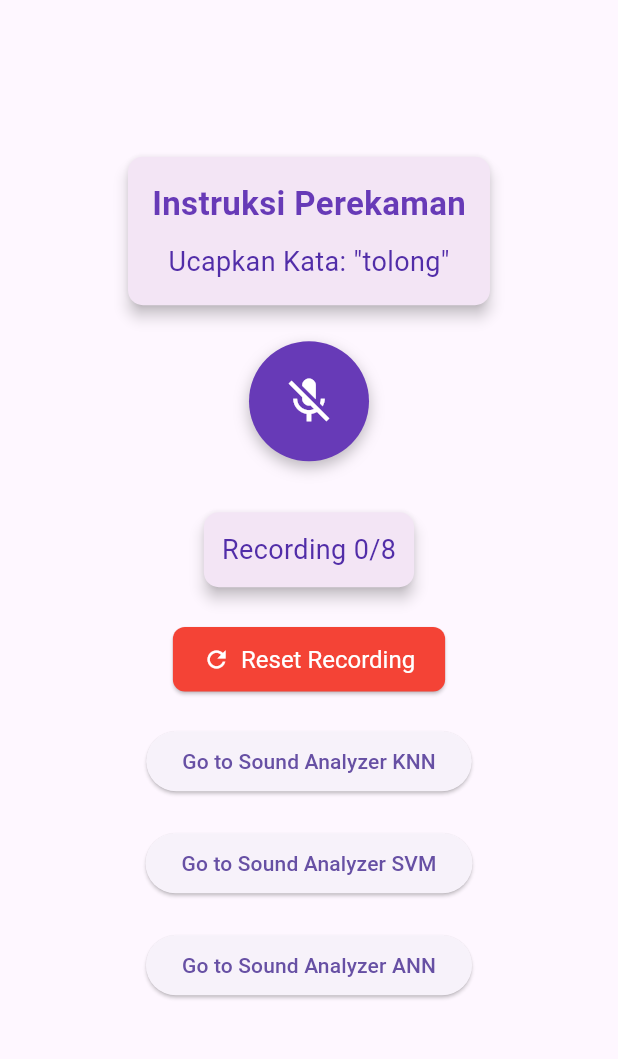
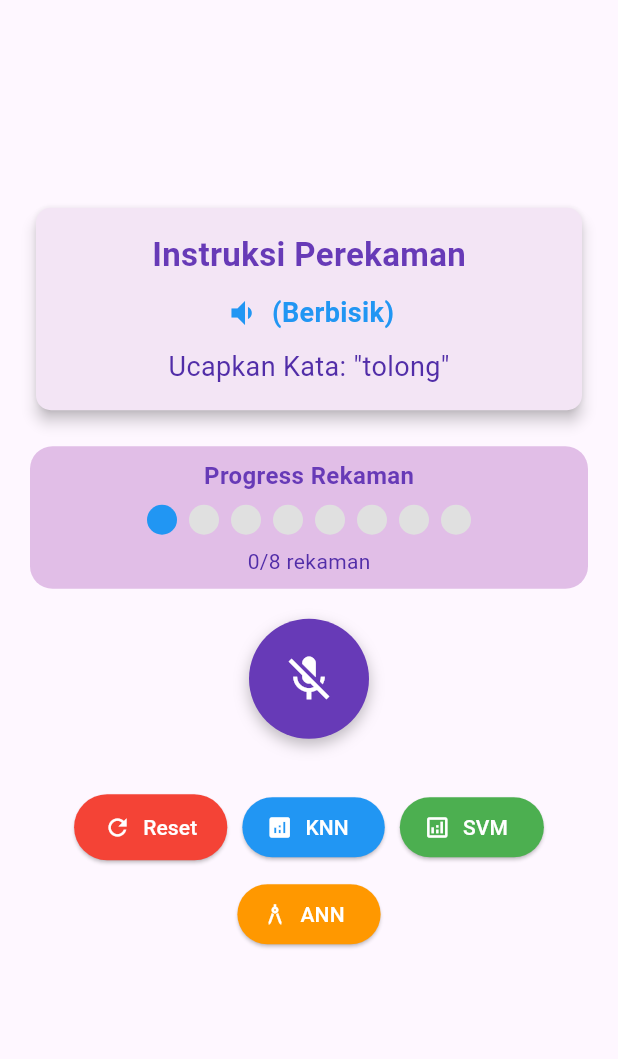
Before and after one commit to mastirt/highlowstt, a Flutter app: the screen it shows after launch, on a phone screen of 412 x 824 dp, the part 84-1143 px from its top. Run offline on Flutter 3.47's test engine with Material 3 defaults, Android fonts, the phone set to English and light mode, and no system bars; our stand-ins replace permission_handler; missing offline and left inert: eneural_net, ffmpeg_kit_flutter, fftea, flutter_sound, flutter_sound_processing, google_speech.

Commit message:
Menambahkan high low saat record

```diff
--- a/lib/hlsttann.dart
+++ b/lib/hlsttann.dart
@@ -370,7 +370,7 @@ class _SoundAnalyzerState extends State<SoundAnalyzerAnn> {
           var predictedLabel = output[0] >= 0.5 ? 1.0 : 0.0;
           bool predictionMatch = false;
           // Check if prediction is correct
-          if ((output[0] - label).abs() < 0.1 && predictedLabel == label) { // Using threshold for floating point comparison
+          if ((output[0] - label).abs() < 0.15 && predictedLabel == label) { // Using threshold for floating point comparison
             predictionMatch = true;
           }
 
--- a/lib/main.dart
+++ b/lib/main.dart
@@ -7,7 +7,7 @@ import 'package:flutter_sound/flutter_sound.dart';
 import 'package:path_provider/path_provider.dart';
 import 'dart:async';
 import 'package:permission_handler/permission_handler.dart';
-import 'package:ffmpeg_kit_flutter/ffmpeg_kit.dart';
+// import 'package:ffmpeg_kit_flutter/ffmpeg_kit.dart';
 import 'package:google_speech/google_speech.dart';
 import 'package:fftea/fftea.dart';
 import 'package:xml/xml.dart' as xml;
@@ -49,6 +49,7 @@ class SoundRecorder extends StatefulWidget {
 
 class _SoundRecorderState extends State<SoundRecorder> {
   final FlutterSoundRecorder _recorder = FlutterSoundRecorder();
+  StreamSubscription? _recorderSubscription;
   final speechToText = SpeechToText.viaApiKey("AIzaSyDx5fZpE0z1QxYV7mwN1cvxig7tUvzw4Xc");
   final config = RecognitionConfig(
     encoding: AudioEncoding.LINEAR16,
@@ -71,6 +72,9 @@ class _SoundRecorderState extends State<SoundRecorder> {
   double bestLearningRate = 0.0;
   int bestEpoch = 0;
   double bestC = 0.0;
+  double _amplitude = 0.0;
+  bool _isAmplitudeHigh = false;
+  bool _isAmplitudeLow = false;
 
   @override
   void initState() {
@@ -240,7 +244,7 @@ class _SoundRecorderState extends State<SoundRecorder> {
 
   //   return mfccList;
   // }
-  // // >>>>>>>>>>>>>>>>>>>>>>>>>>>>>>>>>>>>>>>>>>>>>>>>
+  // >>>>>>>>>>>>>>>>>>>>>>>>>>>>>>>>>>>>>>>>>>>>>>>>
   // ================================================
 
   // ============== EKSTRAKSI FITUR =================
@@ -698,26 +702,45 @@ class _SoundRecorderState extends State<SoundRecorder> {
       _filePath = '${directory?.path}/audio_record.wav';
       print('Audio saved to: $_filePath');
 
-      try {
+      var status = await Permission.microphone.request();
+      if (!status.isGranted) {
+        print("Microphone permission is not granted");
+        return;
+      }
+
+      // Start recorder with level monitoring
       await _recorder.startRecorder(
         toFile: _filePath,
         codec: Codec.pcm16WAV,
         sampleRate: sampleRate
       );
-      } catch (e) {
-        print('Error in starting recorder: $e');
+
+      // Setup amplitude monitoring
+      _recorderSubscription = _recorder.onProgress!.listen((event) {
+        if (event.decibels != null) {
+          setState(() {
+            // Konversi dB ke amplitude
+            _amplitude = pow(10, (event.decibels! / 20)) as double;
+
+            // Update flags berdasarkan threshold
+            _isAmplitudeHigh = _amplitude > 1000;
+            _isAmplitudeLow = _amplitude >= 50 && _amplitude <= 400;
+
+            // Debug print
+            if (_isAmplitudeHigh) {
+              print('High amplitude detected: $_amplitude');
+            } else if (_isAmplitudeLow) {
+              print('Low amplitude detected: $_amplitude');
             }
-
-      var status = await Permission.microphone.request();
-      if (!status.isGranted) {
-        print("Microphone permission is not granted");
-        return; // Jika izin tidak diberikan, tidak melanjutkan perekaman
+          });
         }
+      });
 
       setState(() {
         _isRecording = true;
       });
 
+      // Stop recording after 2 seconds
       Timer(Duration(seconds: 2), () async {
         await _stopRecording();
       });
@@ -733,6 +756,10 @@ class _SoundRecorderState extends State<SoundRecorder> {
   // Modifikasi pada fungsi _stopRecording
   Future<void> _stopRecording() async {
     try {
+      // Cancel amplitude monitoring subscription
+      await _recorderSubscription?.cancel();
+      _recorderSubscription = null;
+
       if (_recorder.isRecording) {
         await _recorder.stopRecorder();
         print('Recording stopped.');
@@ -749,7 +776,21 @@ class _SoundRecorderState extends State<SoundRecorder> {
           .map((result) => result.alternatives.first.transcript)
           .join(' ');
 
-      if (detectedText == keywords[recordingCount] ) {
+      // Kondisi untuk menyimpan rekaman berdasarkan amplitudo
+      bool shouldSaveRecording = false;
+
+      // Amplitudo rendah pada indeks rekaman genap
+      if (_isAmplitudeLow && recordingCount % 2 == 0) {
+        shouldSaveRecording = true;
+        print('Saving low amplitude recording');
+      }
+      // Amplitudo tinggi pada indeks rekaman ganjil
+      if (_isAmplitudeHigh && recordingCount % 2 != 0) {
+        shouldSaveRecording = true;
+        print('Saving high amplitude recording');
+      }
+
+      if (detectedText == keywords[recordingCount] && shouldSaveRecording) {
         setState(() {
           recordingCount++;
         });
@@ -762,10 +803,13 @@ class _SoundRecorderState extends State<SoundRecorder> {
           audioStore.add({
             'label': 1,
             'features': recordedFeatures,
+            'amplitude': _amplitude,  // Menyimpan nilai amplitude
+            'isHigh': _isAmplitudeHigh,
+            'isLow': _isAmplitudeLow
           });
         }
 
-        // Simpan fitur dari rekaman ke file XML
+        // Save features to XML
         final directory = await getExternalStorageDirectory();
         if (directory != null) {
           String filePath = '${directory.path}/audio_features.xml';
@@ -773,17 +817,14 @@ class _SoundRecorderState extends State<SoundRecorder> {
           print('Audio features saved successfully.');
         }
 
-        // Tambahkan fitur dari assets ke XML ketika recordingCount mencapai 5
         if (recordingCount == 8) {
           final directory = await getExternalStorageDirectory();
           if (directory != null) {
             String filePath = '${directory.path}/audio_features.xml';
-            await loadAndAppendFeaturesFromAssets([], filePath); // Menggunakan array kosong agar tidak duplikasi
+            await loadAndAppendFeaturesFromAssets([], filePath);
             print('Audio features from assets saved successfully.');
 
-            // Load features from XML and train SVM
             await loadFeaturesFromXml();
-            // tuneAndTrainSVM(trainingData, trainingData); // Melatih model SVM
             _trainANN(trainingData);
             print('Model training completed.');
           }
@@ -792,8 +833,8 @@ class _SoundRecorderState extends State<SoundRecorder> {
         setState(() {
           showError = true;
         });
-        // Incorrect keyword, prompt to retry
-        print("Incorrect keyword. Expected: ${keywords[recordingCount]}, Detected: $detectedText");
+        print("Incorrect keyword or amplitude. Expected: ${keywords[recordingCount]}, Detected: $detectedText");
+        print("Amplitude: $_amplitude, High: $_isAmplitudeHigh, Low: $_isAmplitudeLow");
       }
     } catch (e) {
       print('Error stopping recorder: $e');
@@ -844,6 +885,30 @@ class _SoundRecorderState extends State<SoundRecorder> {
 
   @override
   Widget build(BuildContext context) {
+    // Helper function untuk mendapatkan instruksi volume
+    String getVolumeInstruction() {
+      if (recordingCount >= keywords.length) return '';
+      return recordingCount % 2 == 0
+          ? '(Berbisik)'
+          : '(Berteriak)';
+    }
+
+    // Helper function untuk mendapatkan warna instruksi
+    Color getInstructionColor() {
+      if (recordingCount >= keywords.length) return Colors.green;
+      return recordingCount % 2 == 0
+          ? Colors.blue
+          : Colors.red;
+    }
+
+    // Helper function untuk mendapatkan icon instruksi
+    IconData getVolumeIcon() {
+      if (recordingCount >= keywords.length) return Icons.check_circle;
+      return recordingCount % 2 == 0
+          ? Icons.volume_down
+          : Icons.volume_up;
+    }
+
     return Scaffold(
       appBar: AppBar(
         title: Text('Save Features', style: TextStyle(fontSize: 24, color: Colors.white)),
@@ -873,6 +938,26 @@ class _SoundRecorderState extends State<SoundRecorder> {
                               style: TextStyle(fontSize: 22, fontWeight: FontWeight.bold, color: Colors.deepPurple),
                             ),
                             SizedBox(height: 10),
+                            Row(
+                              mainAxisAlignment: MainAxisAlignment.center,
+                              children: [
+                                Icon(
+                                  getVolumeIcon(),
+                                  color: getInstructionColor(),
+                                  size: 24,
+                                ),
+                                SizedBox(width: 8),
+                                Text(
+                                  getVolumeInstruction(),
+                                  style: TextStyle(
+                                    fontSize: 18,
+                                    fontWeight: FontWeight.bold,
+                                    color: getInstructionColor(),
+                                  ),
+                                ),
+                              ],
+                            ),
+                            SizedBox(height: 10),
                             Text(
                               'Ucapkan Kata: "${keywords[recordingCount]}"',
                               style: TextStyle(fontSize: 18, color: Colors.deepPurple[700]),
@@ -891,6 +976,59 @@ class _SoundRecorderState extends State<SoundRecorder> {
                 ),
               ),
               SizedBox(height: 20),
+
+              // Recording Progress Indicator
+              Container(
+                padding: EdgeInsets.symmetric(vertical: 8, horizontal: 16),
+                decoration: BoxDecoration(
+                  color: Colors.purple[100],
+                  borderRadius: BorderRadius.circular(15),
+                ),
+                child: Column(
+                  children: [
+                    Text(
+                      'Progress Rekaman',
+                      style: TextStyle(
+                        fontSize: 16,
+                        fontWeight: FontWeight.bold,
+                        color: Colors.deepPurple,
+                      ),
+                    ),
+                    SizedBox(height: 8),
+                    Row(
+                      mainAxisAlignment: MainAxisAlignment.center,
+                      children: List.generate(8, (index) {
+                        return Container(
+                          margin: EdgeInsets.symmetric(horizontal: 4),
+                          width: 20,
+                          height: 20,
+                          decoration: BoxDecoration(
+                            shape: BoxShape.circle,
+                            color: index < recordingCount
+                                ? Colors.green
+                                : index == recordingCount
+                                    ? (index % 2 == 0 ? Colors.blue : Colors.red)
+                                    : Colors.grey[300],
+                          ),
+                          child: index < recordingCount
+                              ? Icon(Icons.check, size: 14, color: Colors.white)
+                              : null,
+                        );
+                      }),
+                    ),
+                    SizedBox(height: 8),
+                    Text(
+                      '${recordingCount}/8 rekaman',
+                      style: TextStyle(
+                        fontSize: 14,
+                        color: Colors.deepPurple[700],
+                      ),
+                    ),
+                  ],
+                ),
+              ),
+              SizedBox(height: 20),
+
               // Microphone Button
               GestureDetector(
                 onTap: _isRecording || recordingCount >= keywords.length ? null : _startRecording,
@@ -898,7 +1036,11 @@ class _SoundRecorderState extends State<SoundRecorder> {
                   width: 80,
                   height: 80,
                   decoration: BoxDecoration(
-                    color: _isRecording ? Colors.red : Colors.deepPurple,
+                    color: _isRecording
+                        ? Colors.red
+                        : recordingCount >= keywords.length
+                            ? Colors.grey
+                            : Colors.deepPurple,
                     shape: BoxShape.circle,
                     boxShadow: [
                       BoxShadow(color: Colors.black26, blurRadius: 8, offset: Offset(0, 4)),
@@ -912,74 +1054,82 @@ class _SoundRecorderState extends State<SoundRecorder> {
                 ),
               ),
               SizedBox(height: 15),
+
               // Error Message
               if (showError)
+                Container(
+                  padding: EdgeInsets.symmetric(vertical: 8, horizontal: 16),
+                  decoration: BoxDecoration(
+                    color: Colors.red[100],
+                    borderRadius: BorderRadius.circular(8),
+                  ),
+                  child: Row(
+                    mainAxisSize: MainAxisSize.min,
+                    children: [
+                      Icon(Icons.error_outline, color: Colors.red),
+                      SizedBox(width: 8),
                       Text(
                         'Kata tidak sesuai, coba lagi.',
                         style: TextStyle(color: Colors.red, fontSize: 16),
                       ),
-              SizedBox(height: 15),
-              // Recording Status
-              Card(
-                color: Colors.purple[50],
-                elevation: 4,
-                shape: RoundedRectangleBorder(
-                  borderRadius: BorderRadius.circular(10),
-                ),
-                child: Padding(
-                  padding: EdgeInsets.all(12.0),
-                  child: Text(
-                    'Recording ${recordingCount}/8',
-                    style: TextStyle(fontSize: 18, color: Colors.deepPurple[700]),
-                  ),
+                    ],
                   ),
                 ),
               SizedBox(height: 20),
-              // Reset Button
+
+              // Navigation Buttons
+              Wrap(
+                spacing: 10,
+                runSpacing: 10,
+                alignment: WrapAlignment.center,
+                children: [
                   ElevatedButton.icon(
                     onPressed: _resetRecording,
                     icon: Icon(Icons.refresh),
-                label: Text("Reset Recording"),
+                    label: Text("Reset"),
                     style: ElevatedButton.styleFrom(
                       backgroundColor: Colors.red,
                       foregroundColor: Colors.white,
                       padding: EdgeInsets.symmetric(horizontal: 20, vertical: 12),
-                  textStyle: TextStyle(fontSize: 16),
-                  shape: RoundedRectangleBorder(
-                    borderRadius: BorderRadius.circular(8),
                     ),
                   ),
-              ),
-              SizedBox(height: 20),
-              // Tombol Navigasi
-              ElevatedButton(
-                onPressed: () {
-                  Navigator.push(
+                  ElevatedButton.icon(
+                    onPressed: () => Navigator.push(
                       context,
                       MaterialPageRoute(builder: (context) => SoundAnalyzer()),
-                  );
-                },
-                child: Text("Go to Sound Analyzer KNN"),
                     ),
-              SizedBox(height: 20),
-              ElevatedButton(
-                onPressed: () {
-                  Navigator.push(
+                    icon: Icon(Icons.analytics),
+                    label: Text("KNN"),
+                    style: ElevatedButton.styleFrom(
+                      backgroundColor: Colors.blue,
+                      foregroundColor: Colors.white,
+                    ),
+                  ),
+                  ElevatedButton.icon(
+                    onPressed: () => Navigator.push(
                       context,
                       MaterialPageRoute(builder: (context) => SoundAnalyzerSvm()),
-                  );
-                },
-                child: Text("Go to Sound Analyzer SVM"),
                     ),
-              SizedBox(height: 20),
-              ElevatedButton(
-                onPressed: () {
-                  Navigator.push(
+                    icon: Icon(Icons.analytics_outlined),
+                    label: Text("SVM"),
+                    style: ElevatedButton.styleFrom(
+                      backgroundColor: Colors.green,
+                      foregroundColor: Colors.white,
+                    ),
+                  ),
+                  ElevatedButton.icon(
+                    onPressed: () => Navigator.push(
                       context,
                       MaterialPageRoute(builder: (context) => SoundAnalyzerAnn()),
-                  );
-                },
-                child: Text("Go to Sound Analyzer ANN"),
+                    ),
+                    icon: Icon(Icons.architecture),
+                    label: Text("ANN"),
+                    style: ElevatedButton.styleFrom(
+                      backgroundColor: Colors.orange,
+                      foregroundColor: Colors.white,
+                    ),
+                  ),
+                ],
               ),
             ],
           ),
```
Lines whose indentation alone changed are shown as unchanged.
